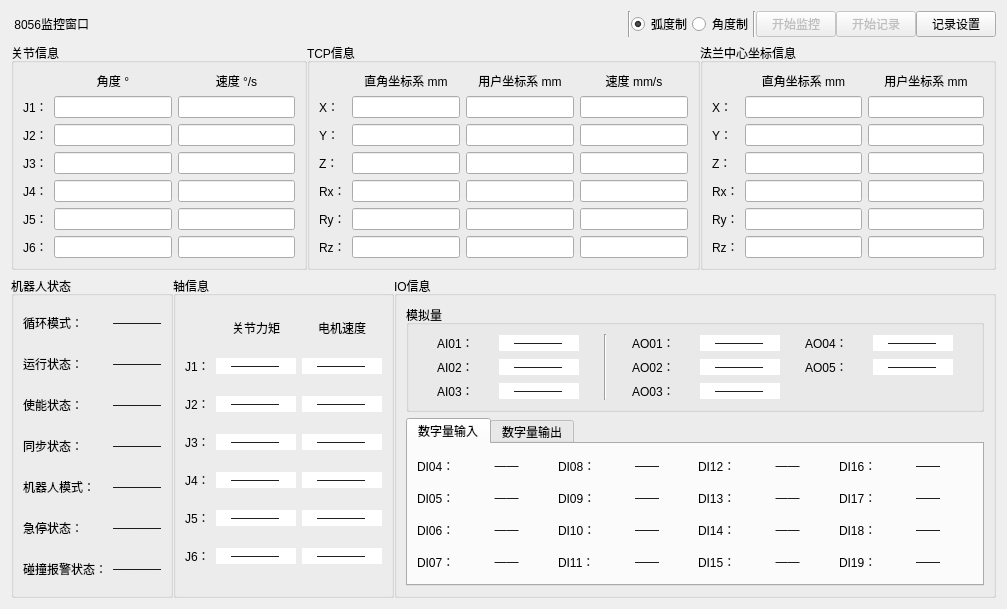
Old version of the form ui/8056.ui in the repository JunJie-zhang-o/Elite_ToolBox.
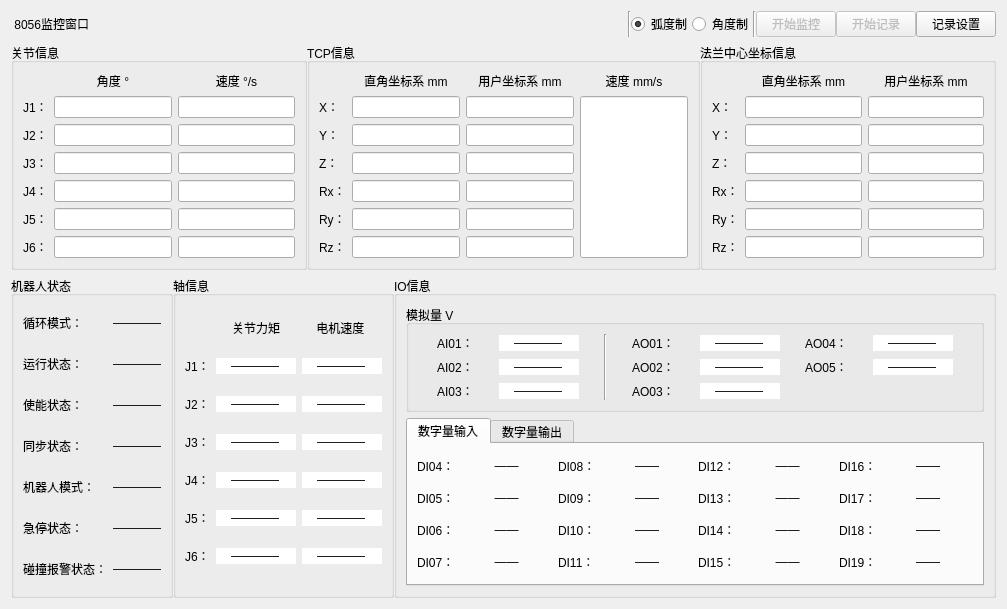
New version of the form.

Diff of the .ui file:
```diff
--- a/ui/8056.ui
+++ b/ui/8056.ui
@@ -813,156 +813,6 @@
           </property>
          </widget>
         </item>
-        <item row="1" column="3">
-         <widget class="QLineEdit" name="LE_speed_x">
-          <property name="sizePolicy">
-           <sizepolicy hsizetype="Preferred" vsizetype="Preferred">
-            <horstretch>0</horstretch>
-            <verstretch>0</verstretch>
-           </sizepolicy>
-          </property>
-          <property name="maximumSize">
-           <size>
-            <width>16777215</width>
-            <height>16777215</height>
-           </size>
-          </property>
-          <property name="maxLength">
-           <number>10</number>
-          </property>
-          <property name="alignment">
-           <set>Qt::AlignCenter</set>
-          </property>
-          <property name="readOnly">
-           <bool>true</bool>
-          </property>
-         </widget>
-        </item>
-        <item row="2" column="3">
-         <widget class="QLineEdit" name="LE_speed_y">
-          <property name="sizePolicy">
-           <sizepolicy hsizetype="Preferred" vsizetype="Preferred">
-            <horstretch>0</horstretch>
-            <verstretch>0</verstretch>
-           </sizepolicy>
-          </property>
-          <property name="maximumSize">
-           <size>
-            <width>16777215</width>
-            <height>16777215</height>
-           </size>
-          </property>
-          <property name="maxLength">
-           <number>10</number>
-          </property>
-          <property name="alignment">
-           <set>Qt::AlignCenter</set>
-          </property>
-          <property name="readOnly">
-           <bool>true</bool>
-          </property>
-         </widget>
-        </item>
-        <item row="3" column="3">
-         <widget class="QLineEdit" name="LE_speed_z">
-          <property name="sizePolicy">
-           <sizepolicy hsizetype="Preferred" vsizetype="Preferred">
-            <horstretch>0</horstretch>
-            <verstretch>0</verstretch>
-           </sizepolicy>
-          </property>
-          <property name="maximumSize">
-           <size>
-            <width>16777215</width>
-            <height>16777215</height>
-           </size>
-          </property>
-          <property name="maxLength">
-           <number>10</number>
-          </property>
-          <property name="alignment">
-           <set>Qt::AlignCenter</set>
-          </property>
-          <property name="readOnly">
-           <bool>true</bool>
-          </property>
-         </widget>
-        </item>
-        <item row="4" column="3">
-         <widget class="QLineEdit" name="LE_speed_rx">
-          <property name="sizePolicy">
-           <sizepolicy hsizetype="Preferred" vsizetype="Preferred">
-            <horstretch>0</horstretch>
-            <verstretch>0</verstretch>
-           </sizepolicy>
-          </property>
-          <property name="maximumSize">
-           <size>
-            <width>16777215</width>
-            <height>16777215</height>
-           </size>
-          </property>
-          <property name="maxLength">
-           <number>10</number>
-          </property>
-          <property name="alignment">
-           <set>Qt::AlignCenter</set>
-          </property>
-          <property name="readOnly">
-           <bool>true</bool>
-          </property>
-         </widget>
-        </item>
-        <item row="5" column="3">
-         <widget class="QLineEdit" name="LE_speed_ry">
-          <property name="sizePolicy">
-           <sizepolicy hsizetype="Preferred" vsizetype="Preferred">
-            <horstretch>0</horstretch>
-            <verstretch>0</verstretch>
-           </sizepolicy>
-          </property>
-          <property name="maximumSize">
-           <size>
-            <width>16777215</width>
-            <height>16777215</height>
-           </size>
-          </property>
-          <property name="maxLength">
-           <number>10</number>
-          </property>
-          <property name="alignment">
-           <set>Qt::AlignCenter</set>
-          </property>
-          <property name="readOnly">
-           <bool>true</bool>
-          </property>
-         </widget>
-        </item>
-        <item row="6" column="3">
-         <widget class="QLineEdit" name="LE_speed_rz">
-          <property name="sizePolicy">
-           <sizepolicy hsizetype="Preferred" vsizetype="Preferred">
-            <horstretch>0</horstretch>
-            <verstretch>0</verstretch>
-           </sizepolicy>
-          </property>
-          <property name="maximumSize">
-           <size>
-            <width>16777215</width>
-            <height>16777215</height>
-           </size>
-          </property>
-          <property name="maxLength">
-           <number>10</number>
-          </property>
-          <property name="alignment">
-           <set>Qt::AlignCenter</set>
-          </property>
-          <property name="readOnly">
-           <bool>true</bool>
-          </property>
-         </widget>
-        </item>
         <item row="0" column="3">
          <widget class="QLabel" name="label_42">
           <property name="text">
@@ -973,6 +823,31 @@
           </property>
          </widget>
         </item>
+        <item row="1" column="3" rowspan="6">
+         <widget class="QLineEdit" name="LE_speed_TCP">
+          <property name="sizePolicy">
+           <sizepolicy hsizetype="Preferred" vsizetype="Preferred">
+            <horstretch>0</horstretch>
+            <verstretch>0</verstretch>
+           </sizepolicy>
+          </property>
+          <property name="maximumSize">
+           <size>
+            <width>16777215</width>
+            <height>16777215</height>
+           </size>
+          </property>
+          <property name="maxLength">
+           <number>10</number>
+          </property>
+          <property name="alignment">
+           <set>Qt::AlignCenter</set>
+          </property>
+          <property name="readOnly">
+           <bool>true</bool>
+          </property>
+         </widget>
+        </item>
        </layout>
       </widget>
      </item>
@@ -1735,7 +1610,7 @@
            </sizepolicy>
           </property>
           <property name="text">
-           <string>电机速度</string>
+           <string>电机速度 </string>
           </property>
           <property name="alignment">
            <set>Qt::AlignCenter</set>
@@ -2141,7 +2016,7 @@
            </sizepolicy>
           </property>
           <property name="title">
-           <string>模拟量</string>
+           <string>模拟量 V</string>
           </property>
           <layout class="QGridLayout" name="gridLayout_6">
            <item row="1" column="3">
```
